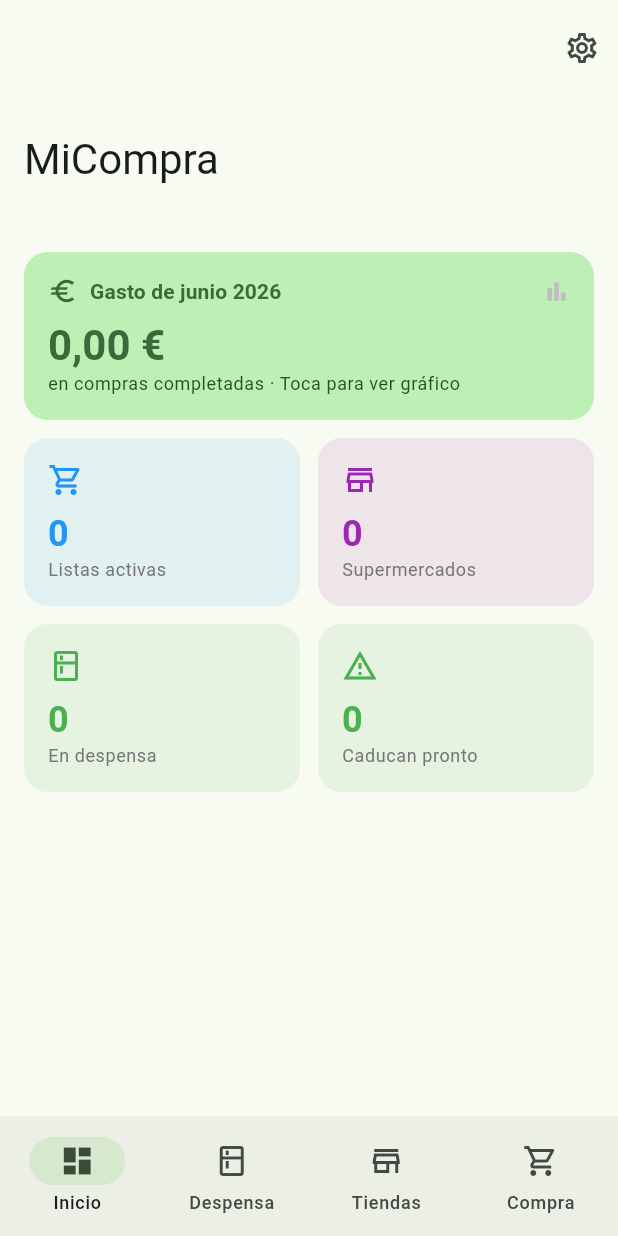
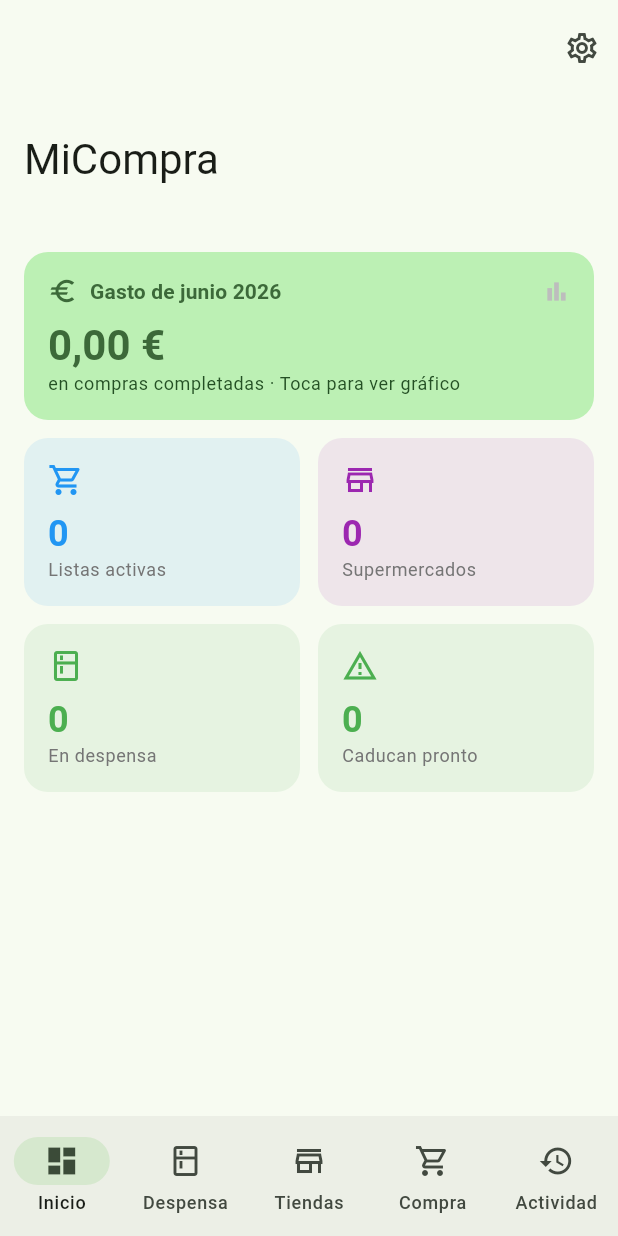
Before and after one commit to rvoroshilov/apkcompras, a Flutter app: the screen it shows after launch, on a phone screen of 412 x 824 dp. Run offline on Flutter 3.47's test engine with Material 3 defaults, Android fonts, the phone set to English and light mode, and no system bars; our stand-ins replace cloud_firestore, connectivity_plus, file_picker, firebase_auth, firebase_core, fl_chart and 7 more; missing offline and left inert: home_widget, mobile_scanner; accounts and stored records are empty; network calls fail; statements that could not run were skipped.

```diff
--- a/lib/models/pantry_item.dart
+++ b/lib/models/pantry_item.dart
@@ -3,6 +3,7 @@ class PantryItem {
   final String name;
   final double quantity;
   final String unit;
+  final String category;
   final DateTime? expiryDate;
   final String imagePath;
   final String notes;
@@ -16,6 +17,7 @@ class PantryItem {
     required this.name,
     required this.quantity,
     this.unit = 'ud',
+    this.category = 'General',
     this.expiryDate,
     this.imagePath = '',
     this.notes = '',
@@ -49,6 +51,7 @@ class PantryItem {
         'name': name,
         'quantity': quantity,
         'unit': unit,
+        'category': category,
         'expiry_date': expiryDate?.toIso8601String(),
         'image_path': imagePath,
         'notes': notes,
@@ -63,6 +66,7 @@ class PantryItem {
         name: map['name'] as String,
         quantity: (map['quantity'] as num).toDouble(),
         unit: (map['unit'] as String?) ?? 'ud',
+        category: (map['category'] as String?) ?? 'General',
         expiryDate: map['expiry_date'] != null
             ? DateTime.parse(map['expiry_date'] as String)
             : null,
@@ -78,6 +82,7 @@ class PantryItem {
     String? name,
     double? quantity,
     String? unit,
+    String? category,
     DateTime? expiryDate,
     bool clearExpiryDate = false,
     String? imagePath,
@@ -89,6 +94,7 @@ class PantryItem {
         name: name ?? this.name,
         quantity: quantity ?? this.quantity,
         unit: unit ?? this.unit,
+        category: category ?? this.category,
         expiryDate: clearExpiryDate ? null : (expiryDate ?? this.expiryDate),
         imagePath: imagePath ?? this.imagePath,
         notes: notes ?? this.notes,
--- a/lib/providers/pantry_provider.dart
+++ b/lib/providers/pantry_provider.dart
@@ -2,6 +2,7 @@ import 'dart:async';
 import 'package:flutter/foundation.dart';
 import 'package:uuid/uuid.dart';
 import '../models/pantry_item.dart';
+import '../services/activity_service.dart';
 import '../services/firebase_service.dart';
 import '../utils/notification_helper.dart';
 
@@ -52,6 +53,7 @@ class PantryProvider extends ChangeNotifier {
       name: item.name,
       quantity: item.quantity,
       unit: item.unit,
+      category: item.category,
       expiryDate: item.expiryDate,
       imagePath: item.imagePath,
       notes: item.notes,
@@ -62,6 +64,7 @@ class PantryProvider extends ChangeNotifier {
     );
     final map = toAdd.toMap()..remove('id');
     await FirebaseService().collection('pantry_items').doc(toAdd.id).set(map);
+    ActivityService().log('added_pantry', item.name);
     // Stream will update _items automatically
   }
 
@@ -72,7 +75,9 @@ class PantryProvider extends ChangeNotifier {
   }
 
   Future<void> delete(String id) async {
+    final name = _items.firstWhere((i) => i.id == id, orElse: () => _items.first).name;
     await FirebaseService().collection('pantry_items').doc(id).delete();
+    ActivityService().log('deleted_pantry', name);
     // Stream will update _items automatically
   }
 
--- a/lib/providers/shopping_provider.dart
+++ b/lib/providers/shopping_provider.dart
@@ -5,6 +5,7 @@ import 'package:uuid/uuid.dart';
 import '../models/pantry_item.dart';
 import '../models/shopping_list.dart';
 import '../models/shopping_list_item.dart';
+import '../services/activity_service.dart';
 import '../services/firebase_service.dart';
 
 class ShoppingProvider extends ChangeNotifier {
@@ -234,9 +235,11 @@ class ShoppingProvider extends ChangeNotifier {
   Future<void> completeList(String id) async {
     final idx = _lists.indexWhere((l) => l.id == id);
     if (idx < 0) return;
-    final updated = _lists[idx].copyWith(completedAt: DateTime.now());
+    final list = _lists[idx];
+    final updated = list.copyWith(completedAt: DateTime.now());
     final map = updated.toMap()..remove('id');
     await FirebaseService().collection('shopping_lists').doc(id).update(map);
+    ActivityService().log('completed_list', list.name);
     // monthlySpend is computed from in-memory state
   }
 
@@ -266,6 +269,7 @@ class ShoppingProvider extends ChangeNotifier {
         .collection('shopping_list_items')
         .doc(toAdd.id)
         .set(map);
+    ActivityService().log('added_item', item.productName);
     // Stream updates _items if subscribed
     if (_itemSubs.containsKey(item.listId)) {
       // Stream will fire automatically
--- a/lib/screens/main_screen.dart
+++ b/lib/screens/main_screen.dart
@@ -1,4 +1,6 @@
+import 'package:connectivity_plus/connectivity_plus.dart';
 import 'package:flutter/material.dart';
+import 'activity/activity_screen.dart';
 import 'home/home_screen.dart';
 import 'pantry/pantry_screen.dart';
 import 'supermarkets/supermarkets_screen.dart';
@@ -19,14 +21,44 @@ class _MainScreenState extends State<MainScreen> {
     PantryScreen(),
     SupermarketsScreen(),
     ShoppingListsScreen(),
+    ActivityScreen(),
   ];
 
   @override
   Widget build(BuildContext context) {
+    return StreamBuilder<List<ConnectivityResult>>(
+      stream: Connectivity().onConnectivityChanged,
+      builder: (context, snap) {
+        final results = snap.data ?? [];
+        final offline = results.isNotEmpty &&
+            results.every((r) => r == ConnectivityResult.none);
+
         return Scaffold(
-      body: IndexedStack(
+          body: Column(
+            children: [
+              if (offline)
+                MaterialBanner(
+                  padding: const EdgeInsets.symmetric(horizontal: 16, vertical: 4),
+                  content: const Row(
+                    children: [
+                      Icon(Icons.wifi_off, size: 18, color: Colors.white),
+                      SizedBox(width: 8),
+                      Text(
+                        'Sin conexión — los cambios se sincronizarán al volver',
+                        style: TextStyle(color: Colors.white, fontSize: 13),
+                      ),
+                    ],
+                  ),
+                  backgroundColor: Colors.orange[800],
+                  actions: const [SizedBox.shrink()],
+                ),
+              Expanded(
+                child: IndexedStack(
                   index: _selectedIndex,
                   children: _screens,
+                ),
+              ),
+            ],
           ),
           bottomNavigationBar: NavigationBar(
             selectedIndex: _selectedIndex,
@@ -52,8 +84,15 @@ class _MainScreenState extends State<MainScreen> {
                 selectedIcon: Icon(Icons.shopping_cart),
                 label: 'Compra',
               ),
+              NavigationDestination(
+                icon: Icon(Icons.history_outlined),
+                selectedIcon: Icon(Icons.history),
+                label: 'Actividad',
+              ),
             ],
           ),
         );
+      },
+    );
   }
 }
--- a/pubspec.yaml
+++ b/pubspec.yaml
@@ -30,6 +30,8 @@ dependencies:
   firebase_auth: ^5.3.1
   cloud_firestore: ^5.4.4
   shared_preferences: ^2.3.2
+  qr_flutter: ^4.1.0
+  connectivity_plus: ^6.0.0
 
 dev_dependencies:
   flutter_test:
```
Also changed, not shown: lib/models/activity_entry.dart (added, +48 -0 lines), lib/screens/activity/activity_screen.dart (added, +128 -0 lines), lib/screens/pantry/pantry_item_form.dart (+19 -0 lines), lib/screens/pantry/pantry_screen.dart (+38 -3 lines), lib/screens/settings/house_settings_screen.dart (+53 -2 lines), lib/services/activity_service.dart (added, +37 -0 lines). Lines whose indentation alone changed are shown as unchanged.
